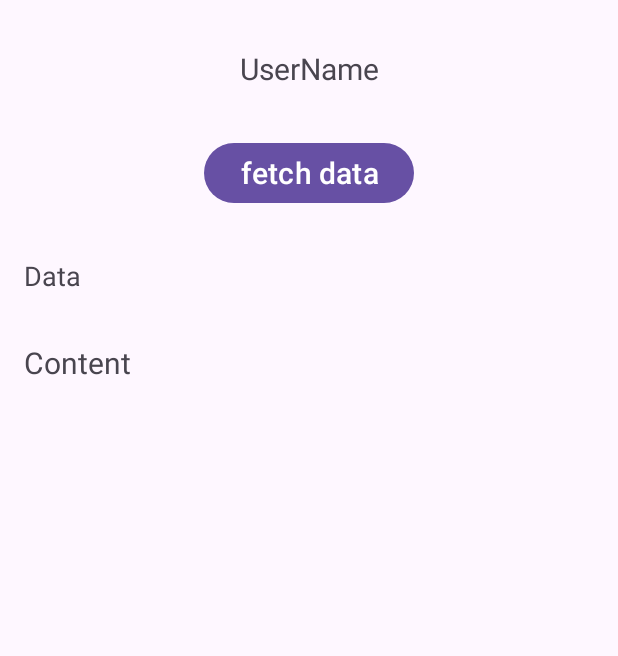
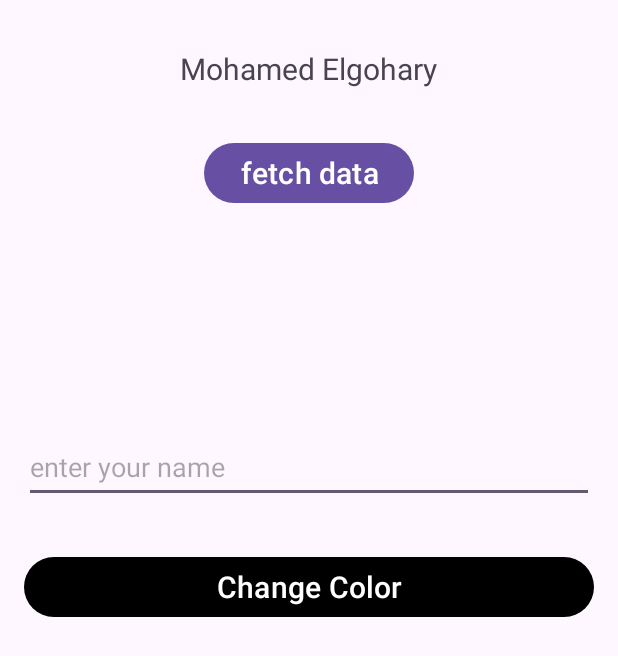
Before and after one commit to MohamedElgohary88/MVVM, an Android app: the screen it shows after launch (MainActivity), on a phone screen of 412 x 824 dp. Shown: the top 656 px of the screen. Run offline under Robolectric (Android 15) with nearby library versions, the phone set to English and light mode, and no system bars; our stand-ins replace data binding.

Commit message:
add binding adapters

```diff
--- a/app/build.gradle
+++ b/app/build.gradle
@@ -1,6 +1,7 @@
 plugins {
     id 'com.android.application'
     id 'org.jetbrains.kotlin.android'
+    id 'kotlin-kapt'
 }
 
 android {
@@ -24,15 +25,14 @@ android {
         }
     }
     compileOptions {
-        sourceCompatibility JavaVersion.VERSION_1_8
-        targetCompatibility JavaVersion.VERSION_1_8
+        sourceCompatibility JavaVersion.VERSION_17
+        targetCompatibility JavaVersion.VERSION_17
     }
     kotlinOptions {
-        jvmTarget = '1.8'
+        jvmTarget = '17'
     }
     buildFeatures {
         dataBinding true
-        viewBinding true
     }
 }
 
--- /dev/null
+++ b/app/src/main/java/com/example/mvvm/model/domain/Colors.kt
@@ -0,0 +1,7 @@
+package com.example.mvvm.model.domain
+
+enum class Colors {
+    Red,
+    Yellow,
+    Blue
+}
--- a/app/src/main/java/com/example/mvvm/model/domain/Wisdom.kt
+++ b/app/src/main/java/com/example/mvvm/model/domain/Wisdom.kt
@@ -2,5 +2,5 @@ package com.example.mvvm.model.domain
 
 data class Wisdom(
     val content: String,
-    val publishData: String
+    val publishDate: String
 )
--- a/app/src/main/java/com/example/mvvm/repository/MainRepository.kt
+++ b/app/src/main/java/com/example/mvvm/model/repository/MainRepository.kt
@@ -1,4 +1,4 @@
-package com.example.mvvm.repository
+package com.example.mvvm.model.repository
 
 import com.example.mvvm.model.FakeApi
 import com.example.mvvm.model.FakeDatabase
--- a/app/src/main/java/com/example/mvvm/ui/MainActivity.kt
+++ b/app/src/main/java/com/example/mvvm/ui/MainActivity.kt
@@ -2,25 +2,19 @@ package com.example.mvvm.ui
 
 import androidx.appcompat.app.AppCompatActivity
 import android.os.Bundle
-import androidx.lifecycle.ViewModelProvider
+import androidx.activity.viewModels
+import androidx.databinding.DataBindingUtil
 import com.example.mvvm.R
 import com.example.mvvm.databinding.ActivityMainBinding
-import com.example.mvvm.viewModels.MainViewModel
+import com.example.mvvm.ui.viewModels.MainViewModel
 
 class MainActivity : AppCompatActivity() {
     lateinit var binding: ActivityMainBinding
-    private val viewModel: MainViewModel = ViewModelProvider(this)[MainViewModel::class.java]
+    private val viewModel: MainViewModel by viewModels()
     override fun onCreate(savedInstanceState: Bundle?) {
         super.onCreate(savedInstanceState)
-        binding = ActivityMainBinding.inflate(layoutInflater)
-        setContentView(binding.root)
-        setUp()
-    }
-
-    fun setUp() {
-        viewModel.getUserInfo()
-        binding.fetch.setOnClickListener {
-            viewModel.getAWisdom()
-        }
+        binding = DataBindingUtil.setContentView(this, R.layout.activity_main)
+        binding.lifecycleOwner = this
+        binding.viewModel = viewModel
     }
 }
--- /dev/null
+++ b/app/src/main/java/com/example/mvvm/ui/utils/BindingAdapters.kt
@@ -0,0 +1,17 @@
+package com.example.mvvm.ui.utils
+
+import android.view.View
+import androidx.core.content.ContextCompat
+import androidx.databinding.BindingAdapter
+import com.example.mvvm.R
+import com.example.mvvm.model.domain.Colors
+
+@BindingAdapter(value = ["colors"])
+fun View.setColor(colors: Colors?){
+    when(colors) {
+        Colors.Red -> setBackgroundColor(ContextCompat.getColor(context,R.color.red))
+        Colors.Yellow -> setBackgroundColor(ContextCompat.getColor(context,R.color.yellow))
+        Colors.Blue -> setBackgroundColor(ContextCompat.getColor(context,R.color.blue))
+        null -> setBackgroundColor(ContextCompat.getColor(context,R.color.black))
+    }
+}
--- /dev/null
+++ b/app/src/main/java/com/example/mvvm/ui/viewModels/MainViewModel.kt
@@ -0,0 +1,38 @@
+package com.example.mvvm.ui.viewModels
+
+import androidx.lifecycle.LiveData
+import androidx.lifecycle.MutableLiveData
+import androidx.lifecycle.ViewModel
+import com.example.mvvm.model.domain.Colors
+import com.example.mvvm.model.domain.User
+import com.example.mvvm.model.domain.Wisdom
+import com.example.mvvm.model.repository.MainRepository
+
+class MainViewModel : ViewModel() {
+    private val repository = MainRepository()
+    private val _currentUser = MutableLiveData<User>()
+    val currentUser: LiveData<User>
+        get() = _currentUser
+
+    private val _wisdom = MutableLiveData<Wisdom>()
+    val wisdom: LiveData<Wisdom>
+        get() = _wisdom
+
+    val enterUserName = MutableLiveData<String>()
+
+    val color = MutableLiveData<Colors?>()
+    fun changeColor(){
+        color.postValue(Colors.values().random())
+    }
+    init {
+        getUserInfo()
+    }
+
+    fun getUserInfo() {
+        _currentUser.postValue(repository.getCurrentUser())
+    }
+
+    fun getAWisdom() {
+        _wisdom.postValue(repository.getRandomWisdom())
+    }
+}
--- a/app/src/main/java/com/example/mvvm/viewModels/MainViewModel.kt
+++ /dev/null
@@ -1,16 +0,0 @@
-package com.example.mvvm.viewModels
-
-import androidx.lifecycle.ViewModel
-import com.example.mvvm.repository.MainRepository
-
-class MainViewModel : ViewModel() {
-    private val repository = MainRepository()
-
-    fun getUserInfo() {
-        val result = repository.getCurrentUser()
-    }
-
-    fun getAWisdom() {
-        val result = repository.getRandomWisdom()
-    }
-}
--- a/app/src/main/res/layout/activity_main.xml
+++ b/app/src/main/res/layout/activity_main.xml
@@ -1,7 +1,16 @@
 <?xml version="1.0" encoding="utf-8"?>
-<androidx.constraintlayout.widget.ConstraintLayout xmlns:android="http://schemas.android.com/apk/res/android"
+<layout xmlns:android="http://schemas.android.com/apk/res/android"
     xmlns:app="http://schemas.android.com/apk/res-auto"
-    xmlns:tools="http://schemas.android.com/tools"
+    xmlns:tools="http://schemas.android.com/tools">
+
+    <data>
+
+        <variable
+            name="viewModel"
+            type="com.example.mvvm.ui.viewModels.MainViewModel" />
+    </data>
+
+    <androidx.constraintlayout.widget.ConstraintLayout
         android:layout_width="match_parent"
         android:layout_height="match_parent"
         tools:context=".ui.MainActivity">
@@ -11,7 +20,7 @@
             android:layout_width="wrap_content"
             android:layout_height="wrap_content"
             android:layout_marginTop="32dp"
-        android:text="UserName"
+            android:text="@{viewModel.currentUser.userName}"
             android:textSize="20sp"
             app:layout_constraintEnd_toEndOf="parent"
             app:layout_constraintStart_toStartOf="parent"
@@ -22,8 +31,9 @@
             android:layout_width="wrap_content"
             android:layout_height="wrap_content"
             android:layout_marginTop="32dp"
+            android:onClick="@{()-> viewModel.getAWisdom()}"
+            android:text="fetch data"
             android:textSize="20sp"
-        android:text="fetch data"
             app:layout_constraintEnd_toEndOf="parent"
             app:layout_constraintStart_toStartOf="parent"
             app:layout_constraintTop_toBottomOf="@+id/userName" />
@@ -34,7 +44,7 @@
             android:layout_height="wrap_content"
             android:layout_marginStart="16dp"
             android:layout_marginTop="32dp"
-        android:text="Data"
+            android:text="@{viewModel.wisdom.publishDate}"
             android:textSize="18sp"
             app:layout_constraintStart_toStartOf="parent"
             app:layout_constraintTop_toBottomOf="@+id/fetch" />
@@ -46,9 +56,44 @@
             android:layout_marginStart="16dp"
             android:layout_marginTop="32dp"
             android:layout_marginEnd="16dp"
-        android:text="Content"
+            android:text="@{viewModel.wisdom.content}"
             android:textSize="20sp"
             app:layout_constraintEnd_toEndOf="parent"
             app:layout_constraintStart_toStartOf="parent"
             app:layout_constraintTop_toBottomOf="@+id/date" />
+
+        <EditText
+            android:id="@+id/editTextText"
+            android:layout_width="match_parent"
+            android:layout_height="wrap_content"
+            android:layout_marginStart="16dp"
+            android:layout_marginTop="32dp"
+            android:layout_marginEnd="16dp"
+            android:ems="10"
+            android:hint="enter your name"
+            android:inputType="text"
+            android:minHeight="48dp"
+            android:text="@={viewModel.enterUserName}"
+            app:layout_constraintEnd_toEndOf="parent"
+            app:layout_constraintStart_toStartOf="parent"
+            app:layout_constraintTop_toBottomOf="@+id/content" />
+
+
+        <Button
+            android:id="@+id/changeColor"
+            colors="@{viewModel.color}"
+            android:layout_width="match_parent"
+            android:layout_height="wrap_content"
+            android:layout_marginStart="16dp"
+            android:layout_marginTop="32dp"
+            android:layout_marginEnd="16dp"
+            android:onClick="@{()-> viewModel.changeColor()}"
+            android:text="Change Color"
+            android:textSize="20sp"
+            app:layout_constraintEnd_toEndOf="parent"
+            app:layout_constraintStart_toStartOf="parent"
+            app:layout_constraintTop_toBottomOf="@+id/editTextText" />
+
+
     </androidx.constraintlayout.widget.ConstraintLayout>
+</layout>
--- a/app/src/main/res/values/colors.xml
+++ b/app/src/main/res/values/colors.xml
@@ -2,4 +2,7 @@
 <resources>
     <color name="black">#FF000000</color>
     <color name="white">#FFFFFFFF</color>
+    <color name="red">#FF0000</color>
+    <color name="blue">#001AFF</color>
+    <color name="yellow">#FFDD00</color>
 </resources>
```
Lines whose indentation alone changed are shown as unchanged.
